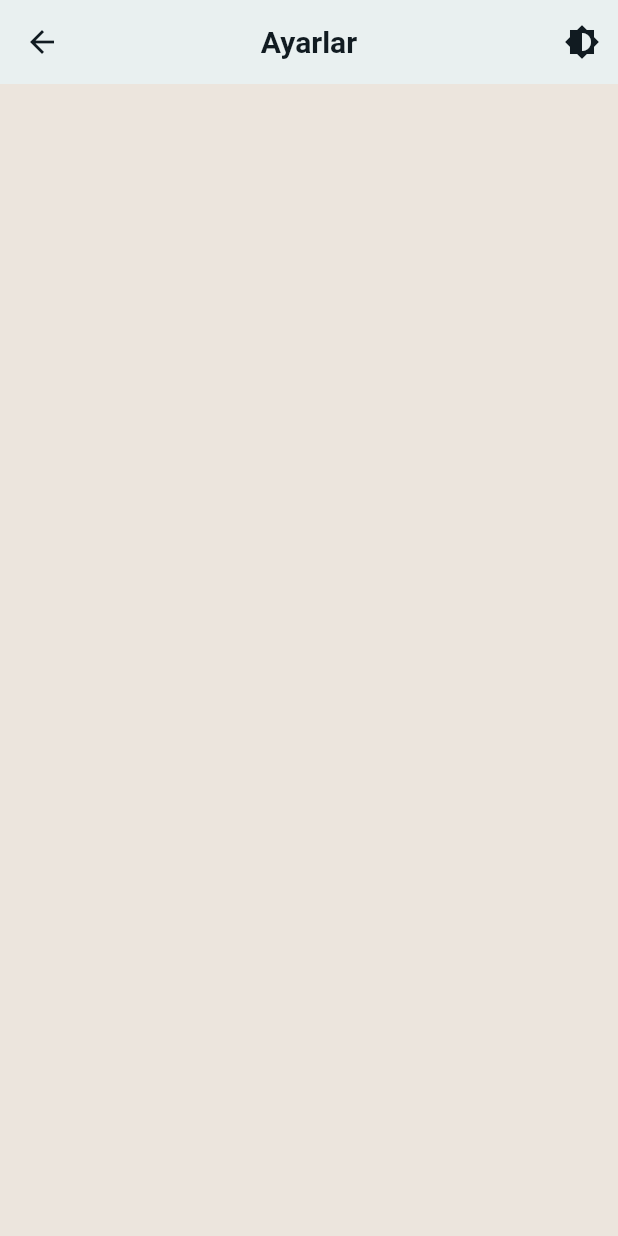
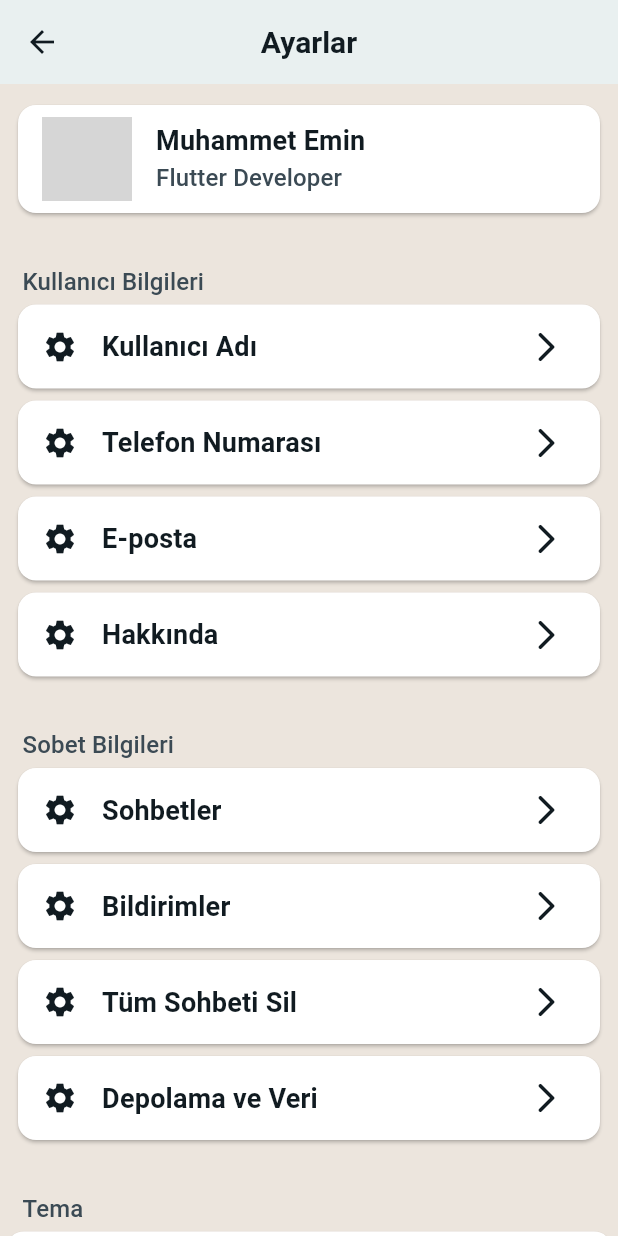
Before and after one commit to muhammedeminalan/whatsapp_clone, a Flutter app: the SettingsView screen opened directly, on a phone screen of 412 x 824 dp. Run offline on Flutter 3.47's test engine with Material 3 defaults, Android fonts, the phone set to English and light mode, and no system bars; our stand-ins replace dio, equatable, firebase_core, flutter_bloc, get_it, shared_preferences; accounts and stored records are empty; network calls fail; grey boxes are pictures that could not be loaded.

Commit message:
settings view yapıldı

```diff
--- a/lib/config/init/injection_container.dart
+++ b/lib/config/init/injection_container.dart
@@ -1,4 +1,5 @@
 import 'package:get_it/get_it.dart';
+import 'package:whatsapp_clone/core/service/network/dio_service.dart';
 import 'package:whatsapp_clone/core/service/shared_prefs_service.dart';
 
 final sl = GetIt.instance;
@@ -8,6 +9,6 @@ Future<void> initializeDependencies() async {
   final sharedPrefs = SharedPrefsService.instance;
   await sharedPrefs.init();
   sl.registerSingleton<SharedPrefsService>(sharedPrefs);
-
-  // sl.registerLazySingleton<SomeOtherService>(() => SomeOtherService());
+  //Network
+  sl.registerLazySingleton<DioService>(() => DioService());
 }
--- a/lib/config/theme/colors/app_colors.dart
+++ b/lib/config/theme/colors/app_colors.dart
@@ -1,15 +1,17 @@
 import 'package:flutter/material.dart';
 
 class AppColors {
+  // Common Colors
   static const primary = Color(0xFF075E54);
   static const secondary = Color(0xFF25D366);
   static const error = Colors.red;
 
+  // Light Theme Colors
   static const lightBackground = Color(0xFFECE5DD);
   static const lightSurface = Colors.white;
   static const lightTextPrimary = Color(0xFF111B21);
   static const lightTextSecondary = Color(0xFF3B4A54);
-
+  // Dark Theme Colors
   static const darkBackground = Color(0xFF121B22);
   static const darkSurface = Color(0xFF1E2C33);
   static const darkTextPrimary = Colors.white;
--- a/lib/features/settings/login/presentation/views/settings_views.dart
+++ b/lib/features/settings/login/presentation/views/settings_views.dart
@@ -2,7 +2,12 @@
 
 import 'package:flutter/material.dart';
 import 'package:flutter_bloc/flutter_bloc.dart';
+import 'package:whatsapp_clone/core/utils/extensions/content_extensions.dart';
+import 'package:whatsapp_clone/core/utils/extensions/num_extensions.dart';
+import 'package:whatsapp_clone/core/utils/extensions/paddings_extensions.dart';
 import 'package:whatsapp_clone/core/widgets/appBar/core_app_bar.dart';
+import 'package:whatsapp_clone/features/settings/login/presentation/widgets/profil_card.dart';
+import 'package:whatsapp_clone/features/settings/login/presentation/widgets/settinngs_card.dart';
 
 import '../../../../../config/theme/cubit/theme_cubit.dart';
 
@@ -14,29 +19,72 @@ class SettingsView extends StatefulWidget {
 }
 
 class _SettingsViewState extends State<SettingsView> {
+  bool get isDark => context.read<ThemeCubit>().state == ThemeMode.dark;
   @override
   Widget build(BuildContext context) {
     return Scaffold(
       appBar: _buildAppBar(),
 
-      body: Column(children: [
+      body: SingleChildScrollView(
+        child: Column(
+          crossAxisAlignment: CrossAxisAlignment.start,
+          children: [
+            _profilCard(),
+            30.height,
+            Text(
+              "Kullanıcı Bilgileri",
+              style: context.titleSmall,
+            ).paddingHorizontal(15),
+            SettinngsCard(settingsName: "Kullanıcı Adı"),
+            SettinngsCard(settingsName: "Telefon Numarası"),
+            SettinngsCard(settingsName: "E-posta"),
+            SettinngsCard(settingsName: "Hakkında"),
 
-        ],
+            30.height,
+            Text(
+              "Sobet Bilgileri",
+              style: context.titleSmall,
+            ).paddingHorizontal(15),
+            SettinngsCard(settingsName: "Sohbetler"),
+            SettinngsCard(settingsName: "Bildirimler"),
+            SettinngsCard(settingsName: "Tüm Sohbeti Sil"),
+            SettinngsCard(settingsName: "Depolama ve Veri"),
+            30.height,
+            Text("Tema", style: context.titleSmall).paddingHorizontal(15),
+            _temaSwitch(context),
+          ],
+        ).paddingOnly(top: 10),
       ),
     );
   }
 
-  CoreAppBar _buildAppBar() {
-    return CoreAppBar(
-      titleText: "Ayarlar",
-      actions: [
-        IconButton(
-          icon: const Icon(Icons.brightness_6),
-          onPressed: () {
+  Card _temaSwitch(BuildContext context) {
+    return Card(
+      child: ListTile(
+        contentPadding: const EdgeInsets.symmetric(horizontal: 15, vertical: 5),
+        title: Text(
+          isDark ? "Koyu Tema" : "Açık Tema",
+          style: context.titleMedium,
+        ),
+        trailing: Switch(
+          value: isDark,
+          onChanged: (value) {
             context.read<ThemeCubit>().toggleTheme();
           },
         ),
-      ],
+      ),
     );
   }
+
+  ProfilCard _profilCard() {
+    return ProfilCard(
+      profilPhoto: "https://i.pravatar.cc/300",
+      userName: "Muhammet Emin",
+      biography: "Flutter Developer",
+    );
+  }
+
+  CoreAppBar _buildAppBar() {
+    return CoreAppBar(titleText: "Ayarlar");
+  }
 }
--- /dev/null
+++ b/lib/features/settings/login/presentation/widgets/profil_card.dart
@@ -0,0 +1,35 @@
+import 'package:flutter/material.dart';
+import 'package:whatsapp_clone/core/utils/extensions/content_extensions.dart';
+import 'package:whatsapp_clone/core/utils/extensions/navigator_extensions.dart';
+import 'package:whatsapp_clone/core/utils/extensions/paddings_extensions.dart';
+
+class ProfilCard extends StatelessWidget {
+  final String profilPhoto;
+  final String userName;
+  final String? biography;
+  final Widget page;
+  const ProfilCard({
+    super.key,
+    required this.profilPhoto,
+    required this.userName,
+    this.biography,
+    this.page = const SizedBox.shrink(),
+  });
+
+  @override
+  Widget build(BuildContext context) {
+    return Card(
+      child: ListTile(
+        onTap: () {
+          context.pushPage(page);
+        },
+        leading: CircleAvatar(
+          radius: 30,
+          backgroundImage: NetworkImage(profilPhoto),
+        ),
+        title: Text(userName, style: context.titleMedium),
+        subtitle: Text(biography ?? "", style: context.titleSmall),
+      ),
+    ).paddingHorizontal(8);
+  }
+}
--- /dev/null
+++ b/lib/features/settings/login/presentation/widgets/settinngs_card.dart
@@ -0,0 +1,31 @@
+// ignore_for_file: must_be_immutable
+
+import 'package:flutter/material.dart';
+import 'package:whatsapp_clone/core/utils/extensions/content_extensions.dart';
+import 'package:whatsapp_clone/core/utils/extensions/navigator_extensions.dart';
+import 'package:whatsapp_clone/core/utils/extensions/paddings_extensions.dart';
+
+class SettinngsCard extends StatelessWidget {
+  final String settingsName;
+  final Widget page;
+
+  const SettinngsCard({
+    super.key,
+    required this.settingsName,
+    this.page = const SizedBox.shrink(),
+  });
+
+  @override
+  Widget build(BuildContext context) {
+    return Card(
+      child: ListTile(
+        onTap: () {
+          context.pushPage(page);
+        },
+        leading: Icon(Icons.settings),
+        title: Text(settingsName, style: context.titleMedium),
+        trailing: Icon(Icons.arrow_forward_ios_rounded),
+      ),
+    ).paddingHorizontal(8);
+  }
+}
```
Also changed, not shown: lib/config/theme/colors/primary_colors.dart (added, +15 -0 lines), lib/config/theme/colors/secondary_colors.dart (added, +15 -0 lines), lib/core/service/network/dio_service.dart (added, +129 -0 lines), lib/core/service/network/network_exceptions.dart (added, +32 -0 lines), lib/core/utils/extensions/content_extensions.dart (+26 -0 lines), lib/core/utils/extensions/navigator_extensions.dart (added, +27 -0 lines), lib/core/widgets/card/dismisible_card.dart (+17 -27 lines), lib/core/widgets/card/status_card.dart (deleted, +0 -41 lines), lib/features/conversations/presentation/views/conversations_view.dart (+24 -27 lines), lib/features/dm_message/presentation/widgets/message_bubble.dart (+7 -6 lines), lib/features/dm_message/presentation/widgets/reply_banner.dart (+4 -3 lines), lib/features/situations/presentation/views/situations_view.dart (+7 -7 lines), lib/features/situations/presentation/widgets/status_add_list_title.dart (renamed from lib/features/situations/presentation/widgets/status_add_card.dart, +20 -23 lines), lib/features/situations/presentation/widgets/status_list_title.dart (added, +41 -0 lines).
